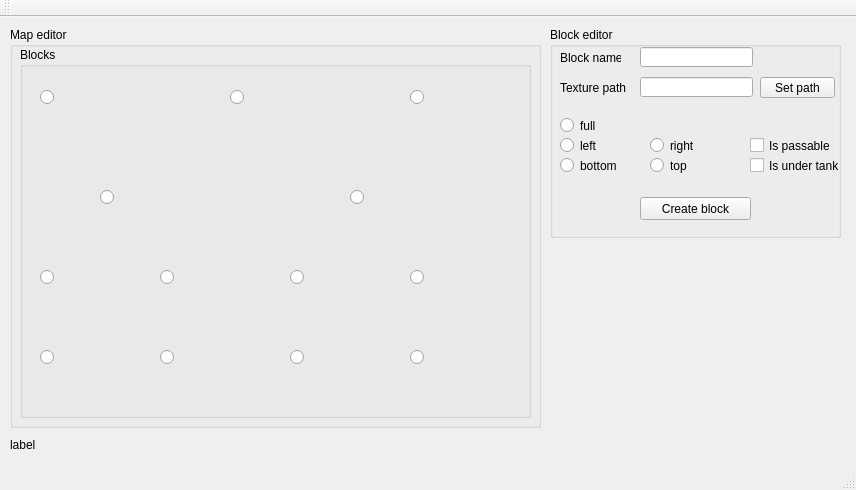
The window that MapEditor/MapEditor.ui (hardcorych/mapeditor) describes before a commit, drawn with Qt 5.
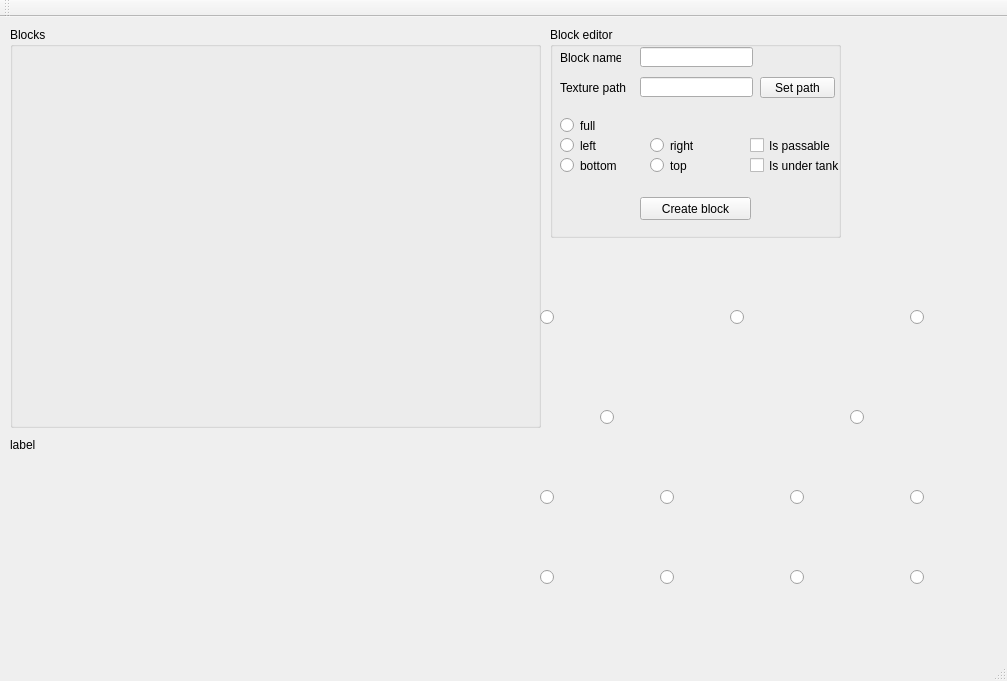
The same window after the commit. Icons and pictures are not drawn.

```diff
--- a/MapEditor/MapEditor.ui
+++ b/MapEditor/MapEditor.ui
@@ -6,8 +6,8 @@
    <rect>
     <x>0</x>
     <y>0</y>
-    <width>856</width>
-    <height>490</height>
+    <width>1007</width>
+    <height>681</height>
    </rect>
   </property>
   <property name="windowTitle">
@@ -27,7 +27,7 @@
      <string>label</string>
     </property>
    </widget>
-   <widget class="QGroupBox" name="groupBoxMapEditor">
+   <widget class="QGroupBox" name="groupBoxBlocks">
     <property name="geometry">
      <rect>
       <x>10</x>
@@ -37,9 +37,9 @@
      </rect>
     </property>
     <property name="title">
-     <string>Map editor</string>
+     <string>Blocks</string>
     </property>
-    <widget class="QGroupBox" name="groupBoxBlocks">
+    <widget class="QWidget" name="gridLayoutWidget">
      <property name="geometry">
       <rect>
        <x>10</x>
@@ -48,314 +48,7 @@
        <height>371</height>
       </rect>
      </property>
-     <property name="title">
-      <string>Blocks</string>
-     </property>
-     <widget class="QRadioButton" name="radioBtnBushes">
-      <property name="geometry">
-       <rect>
-        <x>20</x>
-        <y>10</y>
-        <width>91</width>
-        <height>81</height>
-       </rect>
-      </property>
-      <property name="autoFillBackground">
-       <bool>false</bool>
-      </property>
-      <property name="text">
-       <string/>
-      </property>
-      <property name="icon">
-       <iconset>
-        <normaloff>Resources/blocks/bushes.png</normaloff>Resources/blocks/bushes.png</iconset>
-      </property>
-      <property name="iconSize">
-       <size>
-        <width>64</width>
-        <height>64</height>
-       </size>
-      </property>
-      <property name="shortcut">
-       <string/>
-      </property>
-     </widget>
-     <widget class="QRadioButton" name="radioBtnWater">
-      <property name="geometry">
-       <rect>
-        <x>210</x>
-        <y>10</y>
-        <width>91</width>
-        <height>81</height>
-       </rect>
-      </property>
-      <property name="text">
-       <string/>
-      </property>
-      <property name="icon">
-       <iconset>
-        <normaloff>Resources/blocks/water.png</normaloff>Resources/blocks/water.png</iconset>
-      </property>
-      <property name="iconSize">
-       <size>
-        <width>64</width>
-        <height>64</height>
-       </size>
-      </property>
-     </widget>
-     <widget class="QRadioButton" name="radioBtnIce">
-      <property name="geometry">
-       <rect>
-        <x>390</x>
-        <y>10</y>
-        <width>91</width>
-        <height>81</height>
-       </rect>
-      </property>
-      <property name="text">
-       <string/>
-      </property>
-      <property name="icon">
-       <iconset>
-        <normaloff>Resources/blocks/ice.png</normaloff>Resources/blocks/ice.png</iconset>
-      </property>
-      <property name="iconSize">
-       <size>
-        <width>64</width>
-        <height>64</height>
-       </size>
-      </property>
-     </widget>
-     <widget class="QRadioButton" name="radioBtnArmorFull">
-      <property name="geometry">
-       <rect>
-        <x>330</x>
-        <y>110</y>
-        <width>91</width>
-        <height>81</height>
-       </rect>
-      </property>
-      <property name="text">
-       <string/>
-      </property>
-      <property name="icon">
-       <iconset>
-        <normaloff>Resources/blocks/armor_full.png</normaloff>Resources/blocks/armor_full.png</iconset>
-      </property>
-      <property name="iconSize">
-       <size>
-        <width>64</width>
-        <height>64</height>
-       </size>
-      </property>
-     </widget>
-     <widget class="QRadioButton" name="radioBtnArmorLeft">
-      <property name="geometry">
-       <rect>
-        <x>270</x>
-        <y>190</y>
-        <width>91</width>
-        <height>81</height>
-       </rect>
-      </property>
-      <property name="text">
-       <string/>
-      </property>
-      <property name="icon">
-       <iconset>
-        <normaloff>Resources/blocks/armor_left.png</normaloff>Resources/blocks/armor_left.png</iconset>
-      </property>
-      <property name="iconSize">
-       <size>
-        <width>64</width>
-        <height>64</height>
-       </size>
-      </property>
-     </widget>
-     <widget class="QRadioButton" name="radioBtnArmorRight">
-      <property name="geometry">
-       <rect>
-        <x>390</x>
-        <y>190</y>
-        <width>91</width>
-        <height>81</height>
-       </rect>
-      </property>
-      <property name="text">
-       <string/>
-      </property>
-      <property name="icon">
-       <iconset>
-        <normaloff>Resources/blocks/armor_right.png</normaloff>Resources/blocks/armor_right.png</iconset>
-      </property>
-      <property name="iconSize">
-       <size>
-        <width>64</width>
-        <height>64</height>
-       </size>
-      </property>
-     </widget>
-     <widget class="QRadioButton" name="radioBtnArmorTop">
-      <property name="geometry">
-       <rect>
-        <x>390</x>
-        <y>270</y>
-        <width>91</width>
-        <height>81</height>
-       </rect>
-      </property>
-      <property name="text">
-       <string/>
-      </property>
-      <property name="icon">
-       <iconset>
-        <normaloff>Resources/blocks/armor_top.png</normaloff>Resources/blocks/armor_top.png</iconset>
-      </property>
-      <property name="iconSize">
-       <size>
-        <width>64</width>
-        <height>64</height>
-       </size>
-      </property>
-     </widget>
-     <widget class="QRadioButton" name="radioBtnArmorBottom">
-      <property name="geometry">
-       <rect>
-        <x>270</x>
-        <y>270</y>
-        <width>91</width>
-        <height>81</height>
-       </rect>
-      </property>
-      <property name="text">
-       <string/>
-      </property>
-      <property name="icon">
-       <iconset>
-        <normaloff>Resources/blocks/armor_bottom.png</normaloff>Resources/blocks/armor_bottom.png</iconset>
-      </property>
-      <property name="iconSize">
-       <size>
-        <width>64</width>
-        <height>64</height>
-       </size>
-      </property>
-     </widget>
-     <widget class="QRadioButton" name="radioBtnBrickFull">
-      <property name="geometry">
-       <rect>
-        <x>80</x>
-        <y>110</y>
-        <width>91</width>
-        <height>81</height>
-       </rect>
-      </property>
-      <property name="text">
-       <string/>
-      </property>
-      <property name="icon">
-       <iconset>
-        <normaloff>Resources/blocks/brick_full.png</normaloff>Resources/blocks/brick_full.png</iconset>
-      </property>
-      <property name="iconSize">
-       <size>
-        <width>64</width>
-        <height>64</height>
-       </size>
-      </property>
-     </widget>
-     <widget class="QRadioButton" name="radioBtnBrickTop">
-      <property name="geometry">
-       <rect>
-        <x>140</x>
-        <y>270</y>
-        <width>91</width>
-        <height>81</height>
-       </rect>
-      </property>
-      <property name="text">
-       <string/>
-      </property>
-      <property name="icon">
-       <iconset>
-        <normaloff>Resources/blocks/brick_top.png</normaloff>Resources/blocks/brick_top.png</iconset>
-      </property>
-      <property name="iconSize">
-       <size>
-        <width>64</width>
-        <height>64</height>
-       </size>
-      </property>
-     </widget>
-     <widget class="QRadioButton" name="radioBtnBrickLeft">
-      <property name="geometry">
-       <rect>
-        <x>20</x>
-        <y>190</y>
-        <width>91</width>
-        <height>81</height>
-       </rect>
-      </property>
-      <property name="text">
-       <string/>
-      </property>
-      <property name="icon">
-       <iconset>
-        <normaloff>Resources/blocks/brick_left.png</normaloff>Resources/blocks/brick_left.png</iconset>
-      </property>
-      <property name="iconSize">
-       <size>
-        <width>64</width>
-        <height>64</height>
-       </size>
-      </property>
-     </widget>
-     <widget class="QRadioButton" name="radioBtnBrickRight">
-      <property name="geometry">
-       <rect>
-        <x>140</x>
-        <y>190</y>
-        <width>91</width>
-        <height>81</height>
-       </rect>
-      </property>
-      <property name="text">
-       <string/>
-      </property>
-      <property name="icon">
-       <iconset>
-        <normaloff>Resources/blocks/brick_right.png</normaloff>Resources/blocks/brick_right.png</iconset>
-      </property>
-      <property name="iconSize">
-       <size>
-        <width>64</width>
-        <height>64</height>
-       </size>
-      </property>
-     </widget>
-     <widget class="QRadioButton" name="radioBtnBrickBottom">
-      <property name="geometry">
-       <rect>
-        <x>20</x>
-        <y>270</y>
-        <width>91</width>
-        <height>81</height>
-       </rect>
-      </property>
-      <property name="text">
-       <string/>
-      </property>
-      <property name="icon">
-       <iconset>
-        <normaloff>Resources/blocks/brick_bottom.png</normaloff>Resources/blocks/brick_bottom.png</iconset>
-      </property>
-      <property name="iconSize">
-       <size>
-        <width>64</width>
-        <height>64</height>
-       </size>
-      </property>
-     </widget>
+     <layout class="QGridLayout" name="gridLayout"/>
     </widget>
    </widget>
    <widget class="QGroupBox" name="groupBox">
@@ -534,6 +227,311 @@
      </property>
     </widget>
    </widget>
+   <widget class="QRadioButton" name="radioBtnWater">
+    <property name="geometry">
+     <rect>
+      <x>730</x>
+      <y>260</y>
+      <width>91</width>
+      <height>81</height>
+     </rect>
+    </property>
+    <property name="text">
+     <string/>
+    </property>
+    <property name="icon">
+     <iconset>
+      <normaloff>Resources/blocks/water.png</normaloff>Resources/blocks/water.png</iconset>
+    </property>
+    <property name="iconSize">
+     <size>
+      <width>64</width>
+      <height>64</height>
+     </size>
+    </property>
+   </widget>
+   <widget class="QRadioButton" name="radioBtnArmorLeft">
+    <property name="geometry">
+     <rect>
+      <x>790</x>
+      <y>440</y>
+      <width>91</width>
+      <height>81</height>
+     </rect>
+    </property>
+    <property name="text">
+     <string/>
+    </property>
+    <property name="icon">
+     <iconset>
+      <normaloff>Resources/blocks/armor_left.png</normaloff>Resources/blocks/armor_left.png</iconset>
+    </property>
+    <property name="iconSize">
+     <size>
+      <width>64</width>
+      <height>64</height>
+     </size>
+    </property>
+   </widget>
+   <widget class="QRadioButton" name="radioBtnBushes">
+    <property name="geometry">
+     <rect>
+      <x>540</x>
+      <y>260</y>
+      <width>91</width>
+      <height>81</height>
+     </rect>
+    </property>
+    <property name="autoFillBackground">
+     <bool>false</bool>
+    </property>
+    <property name="text">
+     <string/>
+    </property>
+    <property name="icon">
+     <iconset>
+      <normaloff>Resources/blocks/bushes.png</normaloff>Resources/blocks/bushes.png</iconset>
+    </property>
+    <property name="iconSize">
+     <size>
+      <width>64</width>
+      <height>64</height>
+     </size>
+    </property>
+    <property name="shortcut">
+     <string/>
+    </property>
+   </widget>
+   <widget class="QRadioButton" name="radioBtnArmorFull">
+    <property name="geometry">
+     <rect>
+      <x>850</x>
+      <y>360</y>
+      <width>91</width>
+      <height>81</height>
+     </rect>
+    </property>
+    <property name="text">
+     <string/>
+    </property>
+    <property name="icon">
+     <iconset>
+      <normaloff>Resources/blocks/armor_full.png</normaloff>Resources/blocks/armor_full.png</iconset>
+    </property>
+    <property name="iconSize">
+     <size>
+      <width>64</width>
+      <height>64</height>
+     </size>
+    </property>
+   </widget>
+   <widget class="QRadioButton" name="radioBtnArmorTop">
+    <property name="geometry">
+     <rect>
+      <x>910</x>
+      <y>520</y>
+      <width>91</width>
+      <height>81</height>
+     </rect>
+    </property>
+    <property name="text">
+     <string/>
+    </property>
+    <property name="icon">
+     <iconset>
+      <normaloff>Resources/blocks/armor_top.png</normaloff>Resources/blocks/armor_top.png</iconset>
+    </property>
+    <property name="iconSize">
+     <size>
+      <width>64</width>
+      <height>64</height>
+     </size>
+    </property>
+   </widget>
+   <widget class="QRadioButton" name="radioBtnArmorRight">
+    <property name="geometry">
+     <rect>
+      <x>910</x>
+      <y>440</y>
+      <width>91</width>
+      <height>81</height>
+     </rect>
+    </property>
+    <property name="text">
+     <string/>
+    </property>
+    <property name="icon">
+     <iconset>
+      <normaloff>Resources/blocks/armor_right.png</normaloff>Resources/blocks/armor_right.png</iconset>
+    </property>
+    <property name="iconSize">
+     <size>
+      <width>64</width>
+      <height>64</height>
+     </size>
+    </property>
+   </widget>
+   <widget class="QRadioButton" name="radioBtnIce">
+    <property name="geometry">
+     <rect>
+      <x>910</x>
+      <y>260</y>
+      <width>91</width>
+      <height>81</height>
+     </rect>
+    </property>
+    <property name="text">
+     <string/>
+    </property>
+    <property name="icon">
+     <iconset>
+      <normaloff>Resources/blocks/ice.png</normaloff>Resources/blocks/ice.png</iconset>
+    </property>
+    <property name="iconSize">
+     <size>
+      <width>64</width>
+      <height>64</height>
+     </size>
+    </property>
+   </widget>
+   <widget class="QRadioButton" name="radioBtnBrickRight">
+    <property name="geometry">
+     <rect>
+      <x>660</x>
+      <y>440</y>
+      <width>91</width>
+      <height>81</height>
+     </rect>
+    </property>
+    <property name="text">
+     <string/>
+    </property>
+    <property name="icon">
+     <iconset>
+      <normaloff>Resources/blocks/brick_right.png</normaloff>Resources/blocks/brick_right.png</iconset>
+    </property>
+    <property name="iconSize">
+     <size>
+      <width>64</width>
+      <height>64</height>
+     </size>
+    </property>
+   </widget>
+   <widget class="QRadioButton" name="radioBtnBrickTop">
+    <property name="geometry">
+     <rect>
+      <x>660</x>
+      <y>520</y>
+      <width>91</width>
+      <height>81</height>
+     </rect>
+    </property>
+    <property name="text">
+     <string/>
+    </property>
+    <property name="icon">
+     <iconset>
+      <normaloff>Resources/blocks/brick_top.png</normaloff>Resources/blocks/brick_top.png</iconset>
+    </property>
+    <property name="iconSize">
+     <size>
+      <width>64</width>
+      <height>64</height>
+     </size>
+    </property>
+   </widget>
+   <widget class="QRadioButton" name="radioBtnBrickLeft">
+    <property name="geometry">
+     <rect>
+      <x>540</x>
+      <y>440</y>
+      <width>91</width>
+      <height>81</height>
+     </rect>
+    </property>
+    <property name="text">
+     <string/>
+    </property>
+    <property name="icon">
+     <iconset>
+      <normaloff>Resources/blocks/brick_left.png</normaloff>Resources/blocks/brick_left.png</iconset>
+    </property>
+    <property name="iconSize">
+     <size>
+      <width>64</width>
+      <height>64</height>
+     </size>
+    </property>
+   </widget>
+   <widget class="QRadioButton" name="radioBtnBrickFull">
+    <property name="geometry">
+     <rect>
+      <x>600</x>
+      <y>360</y>
+      <width>91</width>
+      <height>81</height>
+     </rect>
+    </property>
+    <property name="text">
+     <string/>
+    </property>
+    <property name="icon">
+     <iconset>
+      <normaloff>Resources/blocks/brick_full.png</normaloff>Resources/blocks/brick_full.png</iconset>
+    </property>
+    <property name="iconSize">
+     <size>
+      <width>64</width>
+      <height>64</height>
+     </size>
+    </property>
+   </widget>
+   <widget class="QRadioButton" name="radioBtnBrickBottom">
+    <property name="geometry">
+     <rect>
+      <x>540</x>
+      <y>520</y>
+      <width>91</width>
+      <height>81</height>
+     </rect>
+    </property>
+    <property name="text">
+     <string/>
+    </property>
+    <property name="icon">
+     <iconset>
+      <normaloff>Resources/blocks/brick_bottom.png</normaloff>Resources/blocks/brick_bottom.png</iconset>
+    </property>
+    <property name="iconSize">
+     <size>
+      <width>64</width>
+      <height>64</height>
+     </size>
+    </property>
+   </widget>
+   <widget class="QRadioButton" name="radioBtnArmorBottom">
+    <property name="geometry">
+     <rect>
+      <x>790</x>
+      <y>520</y>
+      <width>91</width>
+      <height>81</height>
+     </rect>
+    </property>
+    <property name="text">
+     <string/>
+    </property>
+    <property name="icon">
+     <iconset>
+      <normaloff>Resources/blocks/armor_bottom.png</normaloff>Resources/blocks/armor_bottom.png</iconset>
+    </property>
+    <property name="iconSize">
+     <size>
+      <width>64</width>
+      <height>64</height>
+     </size>
+    </property>
+   </widget>
   </widget>
   <widget class="QMenuBar" name="menuBar">
    <property name="geometry">
```
Left out of the diff: 2 changed lines with no effect on the pictures.
